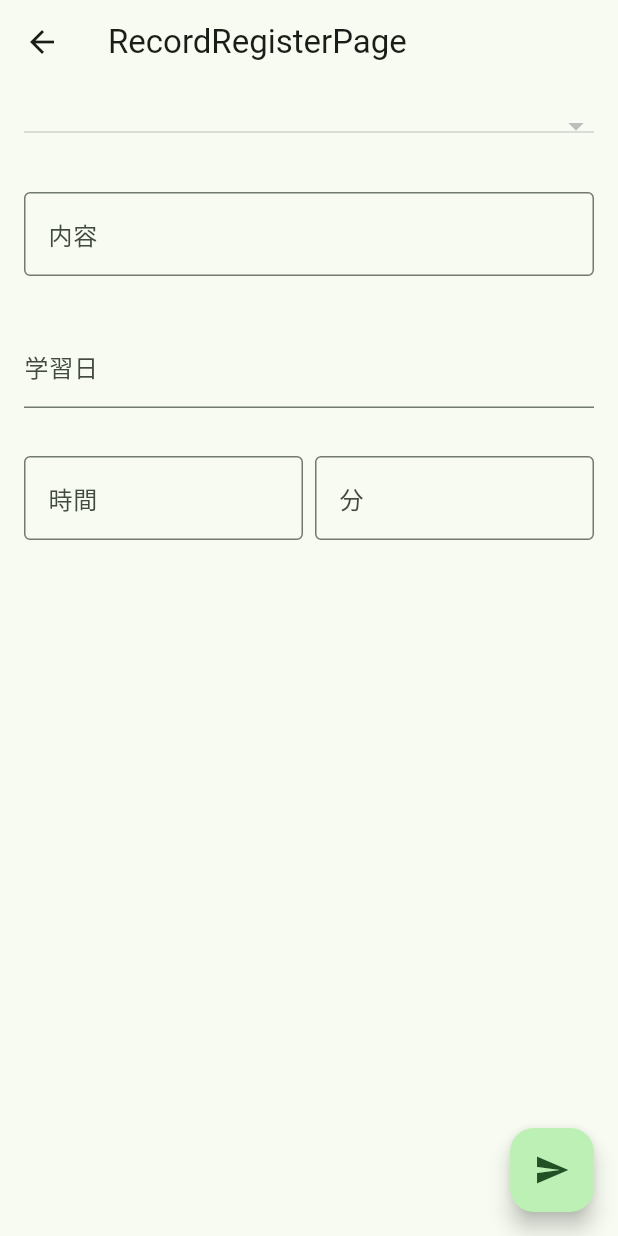
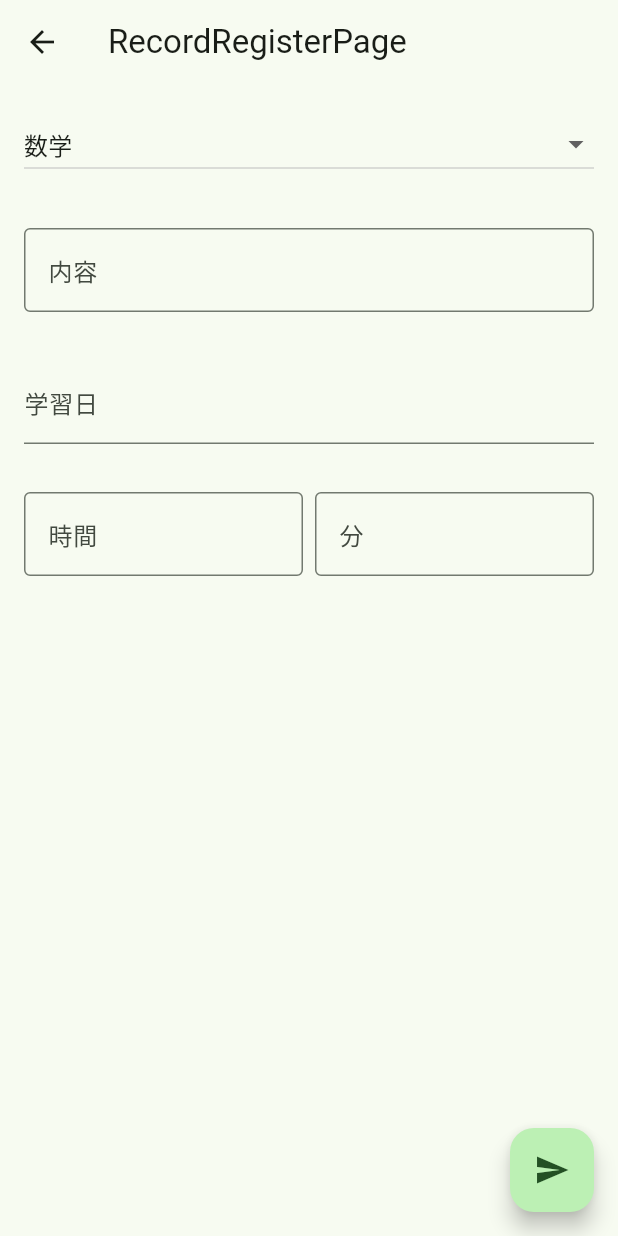
Before and after one commit to kumitaakira453/sutudy_manager_test_for_riverpod, a Flutter app: the screen it shows after launch, after a tap on the "create" icon, on a phone screen of 412 x 824 dp. Run offline on Flutter 3.47's test engine with Material 3 defaults, Android fonts, the phone set to English and light mode, and no system bars; drawn by our look-alikes of date_field; our stand-ins replace flutter_riverpod, logger.

Commit message:
tableupdatewidget以外の部分にriverpod置き換え完了

```diff
--- a/lib/main.dart
+++ b/lib/main.dart
@@ -1,4 +1,5 @@
 import 'package:flutter/material.dart';
+import 'package:flutter_riverpod/flutter_riverpod.dart';
 import 'package:logger/logger.dart';
 
 import 'pages/record_register.dart';
@@ -8,7 +9,11 @@ import 'pages/summary.dart';
 final Logger logger = Logger();
 
 void main() {
-  runApp(const MyApp());
+  runApp(
+    const ProviderScope(
+      child: MyApp(),
+    ),
+  );
 }
 
 class MyApp extends StatelessWidget {
@@ -20,32 +25,12 @@ class MyApp extends StatelessWidget {
       title: 'Study Manager',
       theme: ThemeData(
         colorScheme: ColorScheme.fromSeed(seedColor: Colors.green),
-        useMaterial3: true,
       ),
       initialRoute: '/',
       routes: {
         '/': (context) => const SummaryPage(),
         '/subject_register': (context) => const SubjectRegisterPage(),
-      },
-      onGenerateRoute: (settings) {
-        if (settings.name == '/record_register') {
-          final args = settings.arguments as RecordRegisterArguments;
-          return MaterialPageRoute(
-            builder: (context) {
-              return RecordRegisterPage(
-                addRecord: args.addRecord,
-                subjectList: args.subjectList,
-              );
-            },
-            // settings: settings,
-          );
-        } else {
-          return MaterialPageRoute(
-            builder: (context) {
-              return const SummaryPage();
-            },
-          );
-        }
+        '/record_register': (context) => const RecordRegisterPage(),
       },
     );
   }
--- a/lib/pages/record_register.dart
+++ b/lib/pages/record_register.dart
@@ -1,36 +1,29 @@
 import 'package:date_field/date_field.dart';
 import 'package:flutter/material.dart';
+import 'package:flutter_riverpod/flutter_riverpod.dart';
 
-import '../models/subject.dart';
+import '../models/record.dart';
+import '../providers/record.dart';
+import '../providers/subject.dart';
 
-class RecordRegisterArguments {
-  RecordRegisterArguments(this.addRecord, this.subjectList);
-  final void Function(Subject, String, DateTime, Duration) addRecord;
-  final List<Subject> subjectList;
+class RecordRegisterPage extends ConsumerStatefulWidget {
+  const RecordRegisterPage({
+    super.key,
+  });
+
+  @override
+  ConsumerState<ConsumerStatefulWidget> createState() =>
+      _RecordRegisterPageState();
 }
 
-class RecordRegisterPage extends StatefulWidget {
-  const RecordRegisterPage({
-    super.key,
-    required this.addRecord,
-    required this.subjectList,
-  });
-
-  final void Function(Subject, String, DateTime, Duration) addRecord;
-  final List<Subject> subjectList;
-
-  @override
-  RecordRegisterPageState createState() => RecordRegisterPageState();
-}
-
-class RecordRegisterPageState extends State<RecordRegisterPage> {
+class _RecordRegisterPageState extends ConsumerState<RecordRegisterPage> {
   final formKey = GlobalKey<FormState>();
   final contentFormKey = GlobalKey<FormFieldState<String>>();
   final dateFormKey = GlobalKey<FormFieldState<DateTime>>();
-
   final hoursController = TextEditingController();
   final minutesController = TextEditingController();
 
+  Map<String, dynamic> formValue = {};
   int selectedValue = 0;
 
   @override
@@ -42,18 +35,27 @@ class RecordRegisterPageState extends State<RecordRegisterPage> {
 
   @override
   Widget build(BuildContext context) {
-    final addRecord = widget.addRecord;
-    final subjectList = widget.subjectList;
+    final subjectList = ref.watch(subjectsNotifierProvider);
 
-    // print(addRecord);
-    print(subjectList);
+    void addRecord(Map<String, dynamic> formValue) {
+      final id = ref.watch(recordsNotifierProvider).length;
+      ref.read(recordsNotifierProvider.notifier).add(
+            Record(
+              id: id,
+              subject: formValue['subject'],
+              content: formValue['content'],
+              date: formValue['date'],
+              time: formValue['time'],
+            ),
+          );
+    }
 
     final dropdownMenuItemList = <DropdownMenuItem<int>>[];
-    for (final subjectObj in subjectList) {
+    for (final subject in subjectList) {
       dropdownMenuItemList.add(
         DropdownMenuItem(
-          value: subjectObj.id,
-          child: Text(subjectObj.title),
+          value: subject.id,
+          child: Text(subject.title),
         ),
       );
     }
@@ -156,15 +158,11 @@ class RecordRegisterPageState extends State<RecordRegisterPage> {
           if (formKey.currentState!.validate()) {
             final hours = int.tryParse(hoursController.text) ?? 0;
             final minutes = int.tryParse(minutesController.text) ?? 0;
-            final date = dateFormKey.currentState?.value ?? DateTime(0);
-            final updatedDateTime = DateTime(date.year, date.month, date.day);
-
-            addRecord(
-              subjectList[selectedValue],
-              contentFormKey.currentState?.value ?? '',
-              updatedDateTime,
-              Duration(hours: hours, minutes: minutes),
-            );
+            formValue['subject'] = subjectList[selectedValue];
+            formValue['content'] = contentFormKey.currentState?.value ?? '';
+            formValue['date'] = dateFormKey.currentState?.value ?? '';
+            formValue['time'] = Duration(hours: hours, minutes: minutes);
+            addRecord(formValue);
             Navigator.of(context).pop();
           }
         },
--- a/lib/pages/summary.dart
+++ b/lib/pages/summary.dart
@@ -1,11 +1,10 @@
 import 'package:date_field/date_field.dart';
 import 'package:flutter/material.dart';
+import 'package:flutter_riverpod/flutter_riverpod.dart';
 import 'package:intl/intl.dart';
 
-import '../main.dart';
-import '../models/record.dart';
-import '../models/subject.dart';
-import 'record_register.dart';
+import '../providers/record.dart';
+import '../providers/subject.dart';
 
 class TableUpdateWidget extends StatefulWidget {
   const TableUpdateWidget({
@@ -150,75 +149,32 @@ class _TableUpdateWidgetState extends State<TableUpdateWidget> {
   }
 }
 
-class SummaryPage extends StatefulWidget {
+class SummaryPage extends ConsumerStatefulWidget {
   const SummaryPage({super.key});
 
   @override
-  SummaryPageState createState() => SummaryPageState();
+  ConsumerState<ConsumerStatefulWidget> createState() => _SummaryPageState();
 }
 
-class SummaryPageState extends State {
-  final List<Subject> subjectList = [];
-  final List<Record> recordList = [];
-
+class _SummaryPageState extends ConsumerState<SummaryPage> {
   final listDateFormatter = DateFormat('yyyy/M/d');
-
-  void addSubject(String title) {
-    setState(
-      () {
-        subjectList.add(
-          Subject(
-            id: subjectList.length,
-            title: title,
-          ),
-        );
-      },
-    );
-  }
-
-  void addRecord(
-    Subject subject,
-    String content,
-    DateTime date,
-    Duration time,
-  ) {
-    setState(
-      () {
-        recordList.add(
-          Record(
-            id: recordList.length,
-            subject: subject,
-            content: content,
-            date: date,
-            time: time,
-          ),
-        );
-      },
-    );
-  }
 
   void toSubjectRegiterPage() {
     Navigator.of(context).pushNamed(
       '/subject_register',
-      arguments: addSubject,
     );
   }
 
   void toRecordRegiterPage() {
     Navigator.of(context).pushNamed(
       '/record_register',
-      arguments: RecordRegisterArguments(
-        addRecord,
-        subjectList,
-      ),
     );
   }
 
   @override
   Widget build(BuildContext context) {
-    logger
-      ..d(subjectList)
-      ..d(recordList);
+    final subjectList = ref.watch(subjectsNotifierProvider);
+    final recordList = ref.watch(recordsNotifierProvider);
 
     return Scaffold(
       appBar: AppBar(
@@ -232,7 +188,7 @@ class SummaryPageState extends State {
             subjectList: subjectList,
           ),
           SizedBox(
-            height: 200,
+            height: 400,
             child: Padding(
               padding: const EdgeInsets.all(16),
               child: ListView.builder(
@@ -261,8 +217,8 @@ class SummaryPageState extends State {
             onPressed: toSubjectRegiterPage,
             child: const Icon(Icons.menu_book),
           ),
-          const Padding(
-            padding: EdgeInsets.all(8),
+          const SizedBox(
+            height: 8,
           ),
           FloatingActionButton(
             heroTag: '学習記録',
--- a/lib/providers/record.dart
+++ b/lib/providers/record.dart
@@ -7,7 +7,11 @@ class RecordsNotifier extends StateNotifier<List<Record>> {
   RecordsNotifier() : super(initialState);
   static List<Record> initialState = initialRecords;
   void add(Record record) {
+    print('hello');
     state = [...state, record];
+    for (final record in state) {
+      print(record.content);
+    }
   }
 
   void remove(int id) {
```
Also changed, not shown: lib/pages/subject_register.dart (+12 -4 lines).
